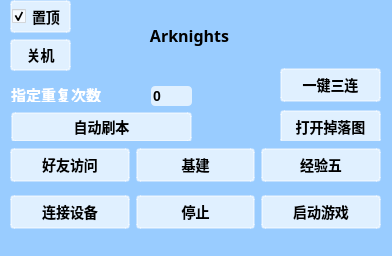
Above: ArkAutoUI.ui from ander1023/ArkAuto before the change. Below: the same form after it.
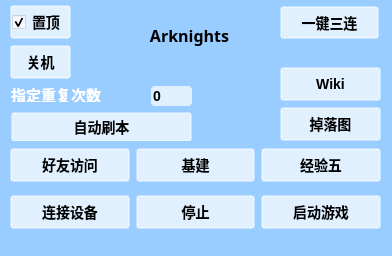
That is the form after the change.

What changed in the file:
```diff
--- a/ArkAutoUI.ui
+++ b/ArkAutoUI.ui
@@ -158,23 +158,23 @@
     <property name="geometry">
      <rect>
       <x>280</x>
-      <y>66</y>
+      <y>67</y>
       <width>101</width>
-      <height>81</height>
+      <height>76</height>
      </rect>
     </property>
     <layout class="QVBoxLayout" name="verticalLayout">
      <item>
-      <widget class="QPushButton" name="togetherBt">
+      <widget class="QPushButton" name="openWikiBt">
        <property name="text">
-        <string>一键三连</string>
+        <string>Wiki</string>
        </property>
       </widget>
      </item>
      <item>
       <widget class="QPushButton" name="openDownBt">
        <property name="text">
-        <string>打开掉落图</string>
+        <string>掉落图</string>
        </property>
       </widget>
      </item>
@@ -184,9 +184,9 @@
     <property name="geometry">
      <rect>
       <x>10</x>
-      <y>0</y>
+      <y>5</y>
       <width>61</width>
-      <height>71</height>
+      <height>76</height>
      </rect>
     </property>
     <layout class="QVBoxLayout" name="verticalLayout_2">
@@ -280,6 +280,19 @@
      </item>
     </layout>
    </widget>
+   <widget class="QPushButton" name="togetherBt">
+    <property name="geometry">
+     <rect>
+      <x>280</x>
+      <y>6</y>
+      <width>99</width>
+      <height>33</height>
+     </rect>
+    </property>
+    <property name="text">
+     <string>一键三连</string>
+    </property>
+   </widget>
   </widget>
   <widget class="QStatusBar" name="statusBar"/>
  </widget>
```
Left out of the diff: 4 changed lines with no effect on the pictures.
